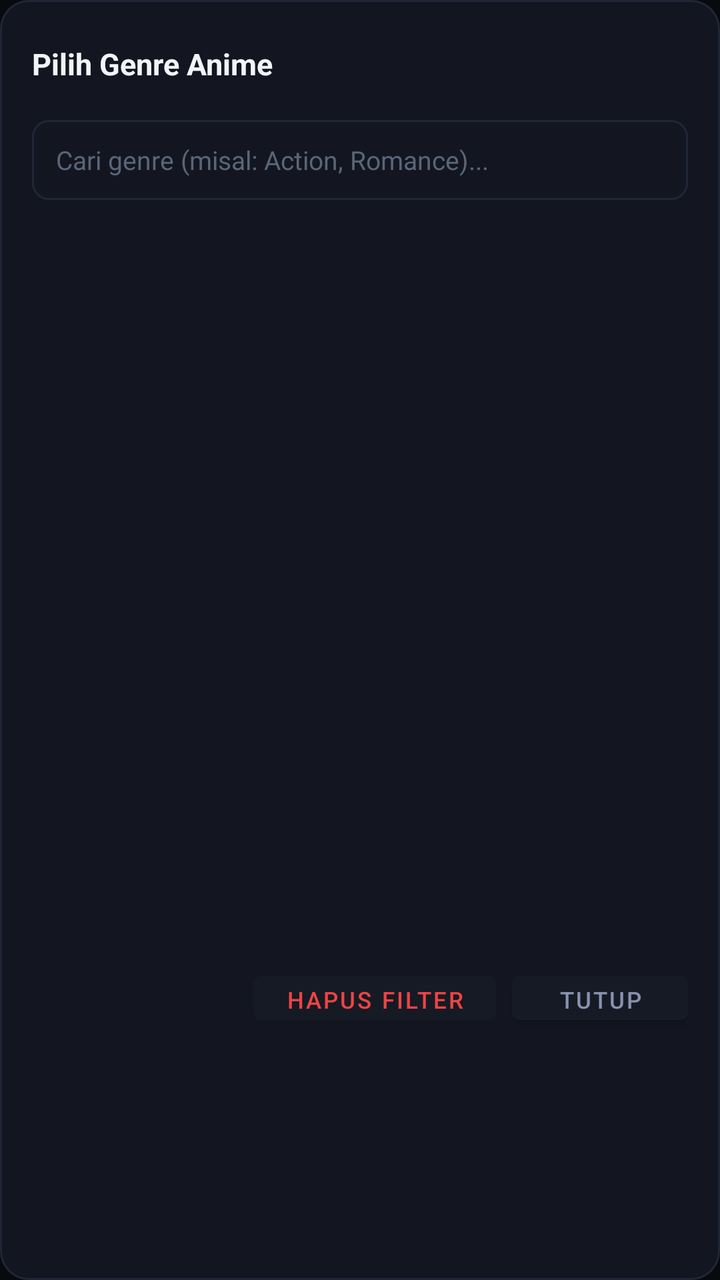
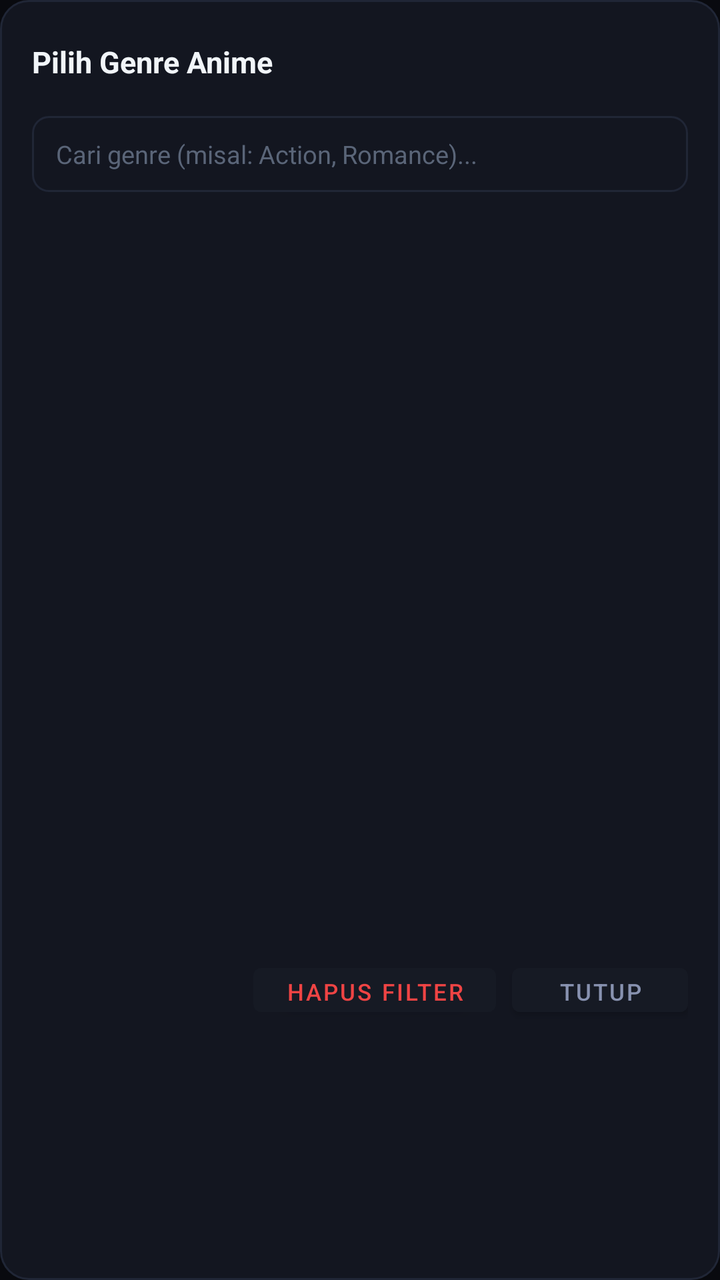

Screens rendered from an Android XML layout before and after an edit, with the pre-edit source and the edit as a unified diff.
<!-- AndroidManifest.xml: application theme Theme.Tatap -->
<!-- res/layout/dialog_genre_selector.xml -->
<?xml version="1.0" encoding="utf-8"?>
<LinearLayout xmlns:android="http://schemas.android.com/apk/res/android"
    android:layout_width="match_parent"
    android:layout_height="wrap_content"
    android:orientation="vertical"
    android:background="@drawable/bg_dialog_card"
    android:padding="16dp">

    
    <LinearLayout
        android:layout_width="match_parent"
        android:layout_height="wrap_content"
        android:gravity="center_vertical"
        android:paddingBottom="12dp">

        <TextView
            android:layout_width="0dp"
            android:layout_height="wrap_content"
            android:layout_weight="1"
            android:text="Pilih Genre Anime"
            android:textColor="#F1F5F9"
            android:textSize="15sp"
            android:textStyle="bold" />

        <Button
            android:id="@+id/btn_close_genre_dialog"
            android:layout_width="32dp"
            android:layout_height="32dp"
            android:background="?attr/selectableItemBackgroundBorderless"
            android:drawableStart="@drawable/ic_close"
            android:drawableTint="#8892B0"
            android:padding="6dp" />
    </LinearLayout>

    
    <EditText
        android:id="@+id/et_filter_genre"
        android:layout_width="match_parent"
        android:layout_height="40dp"
        android:background="@drawable/bg_input_field"
        android:hint="Cari genre (misal: Action, Romance)..."
        android:textColorHint="#5A6578"
        android:textColor="#F1F5F9"
        android:textSize="13sp"
        android:paddingHorizontal="12dp"
        android:singleLine="true" />

    
    <ProgressBar
        android:id="@+id/pb_genre_loading"
        android:layout_width="28dp"
        android:layout_height="28dp"
        android:layout_gravity="center"
        android:layout_marginVertical="16dp"
        android:indeterminateTint="#38BDF8" />

    
    <androidx.recyclerview.widget.RecyclerView
        android:id="@+id/rv_genres"
        android:layout_width="match_parent"
        android:layout_height="300dp"
        android:layout_marginTop="10dp"
        android:clipToPadding="false"
        android:scrollbars="vertical" />

    
    <LinearLayout
        android:layout_width="match_parent"
        android:layout_height="wrap_content"
        android:layout_marginTop="12dp"
        android:gravity="end">

        <Button
            android:id="@+id/btn_reset_genre_filter"
            android:layout_width="wrap_content"
            android:layout_height="34dp"
            android:text="Hapus Filter"
            android:textColor="#EF4444"
            android:backgroundTint="#161A24"
            android:textSize="11.5sp"
            android:layout_marginEnd="8dp" />

        <Button
            android:id="@+id/btn_dismiss_genre"
            android:layout_width="wrap_content"
            android:layout_height="34dp"
            android:text="Tutup"
            android:textColor="#8892B0"
            android:backgroundTint="#161A24"
            android:textSize="11.5sp" />
    </LinearLayout>
</LinearLayout>
<!-- resources referenced by this layout -->
<resources>
  <!-- drawable bg_dialog_card (drawable) -->
  <?xml version="1.0" encoding="utf-8"?>
  <shape xmlns:android="http://schemas.android.com/apk/res/android"
      android:shape="rectangle">
      <corners android:radius="14dp" />
      <solid android:color="#131620" />
      <stroke
          android:width="1dp"
          android:color="#202636" />
  </shape>
  <!-- drawable bg_input_field (drawable) -->
  <?xml version="1.0" encoding="utf-8"?>
  <shape xmlns:android="http://schemas.android.com/apk/res/android"
      android:shape="rectangle">
      <corners android:radius="8dp" />
      <solid android:color="#131620" />
      <stroke
          android:width="1dp"
          android:color="#202636" />
  </shape>
  <!-- drawable ic_close (drawable) -->
  <?xml version="1.0" encoding="utf-8"?>
  <vector xmlns:android="http://schemas.android.com/apk/res/android"
      android:width="24dp"
      android:height="24dp"
      android:viewportWidth="24"
      android:viewportHeight="24">
      
      <path
          android:fillColor="#FFFFFFFF"
          android:pathData="M19,6.41 L17.59,5 L12,10.59 L6.41,5 L5,6.41 L10.59,12 L5,17.59 L6.41,19 L12,13.41 L17.59,19 L19,17.59 L13.41,12 L19,6.41 Z" />
  </vector>
  <style name="Theme.Tatap" parent="Theme.MaterialComponents.NoActionBar">
          <item name="colorPrimary">#38BDF8</item>
          <item name="colorPrimaryVariant">#090A0F</item>
          <item name="colorOnPrimary">#FFFFFF</item>
          <item name="colorSecondary">#38BDF8</item>
          <item name="android:statusBarColor">#090A0F</item>
          <item name="android:navigationBarColor">#090A0F</item>
          <item name="android:windowBackground">#090A0F</item>
      </style>
</resources>

<!-- the commit's change to res/layout/dialog_genre_selector.xml (unified diff, before → after) -->
@@ -24,24 +24,24 @@
 
         <Button
             android:id="@+id/btn_close_genre_dialog"
-            android:layout_width="32dp"
-            android:layout_height="32dp"
+            android:layout_width="30dp"
+            android:layout_height="30dp"
             android:background="?attr/selectableItemBackgroundBorderless"
             android:drawableStart="@drawable/ic_close"
             android:drawableTint="#8892B0"
-            android:padding="6dp" />
+            android:padding="8dp" />
     </LinearLayout>
 
     
     <EditText
         android:id="@+id/et_filter_genre"
         android:layout_width="match_parent"
-        android:layout_height="40dp"
+        android:layout_height="38dp"
         android:background="@drawable/bg_input_field"
         android:hint="Cari genre (misal: Action, Romance)..."
         android:textColorHint="#5A6578"
         android:textColor="#F1F5F9"
-        android:textSize="13sp"
+        android:textSize="12.5sp"
         android:paddingHorizontal="12dp"
         android:singleLine="true" />
 
<!-- resource entries referenced after the edit -->
@@ -23,8 +23,8 @@
   <!-- drawable ic_close (drawable) -->
   <?xml version="1.0" encoding="utf-8"?>
   <vector xmlns:android="http://schemas.android.com/apk/res/android"
-      android:width="24dp"
-      android:height="24dp"
+      android:width="14dp"
+      android:height="14dp"
       android:viewportWidth="24"
       android:viewportHeight="24">
       
